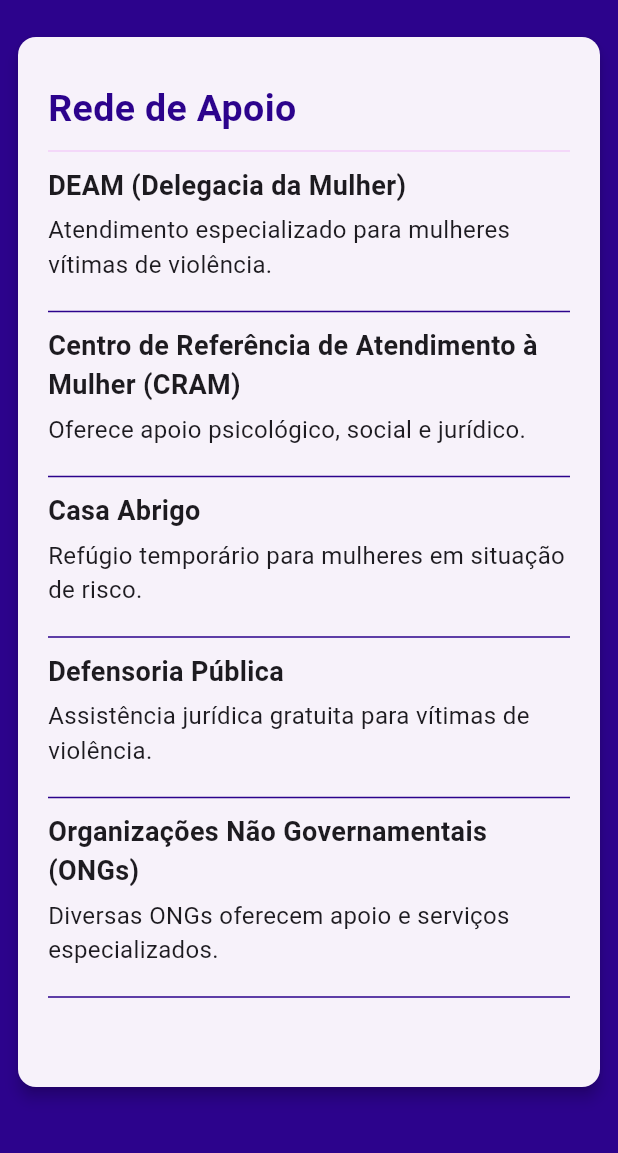
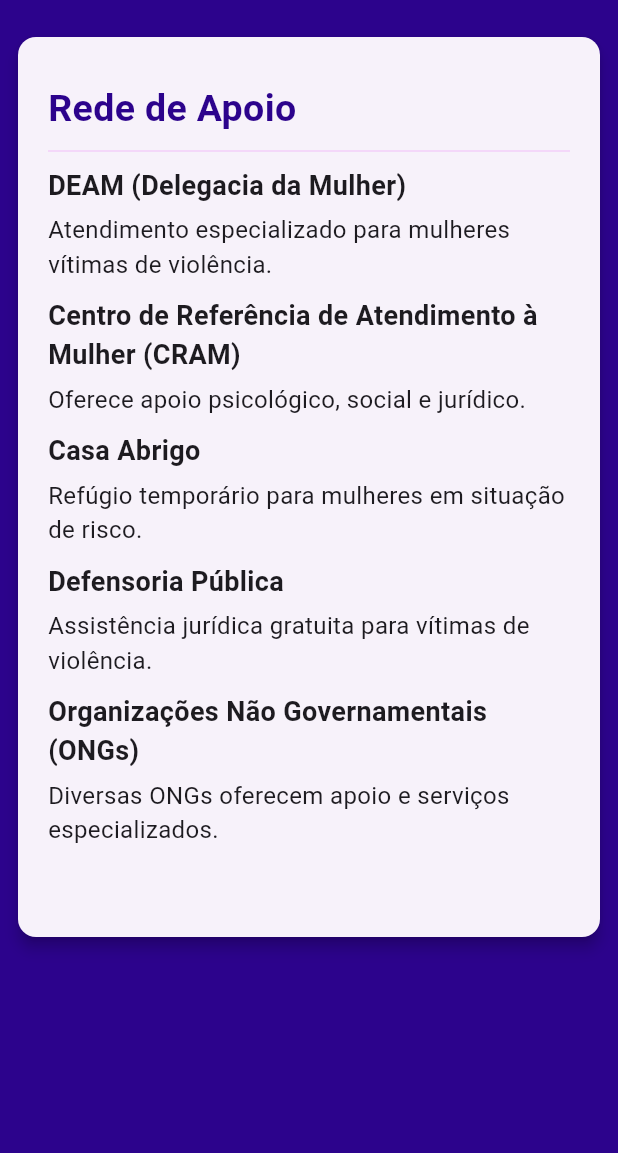
Before and after one commit to semellicodes/segura-app-flutter, a Flutter app: the ApoioScreen screen opened directly, on a phone screen of 412 x 824 dp, the part 83-1236 px from its top. Run offline on Flutter 3.47's test engine with Material 3 defaults, Android fonts, the phone set to English and light mode, and no system bars.

Commit message:
refatorando o apoio.dart

```diff
--- a/lib/screens/apoio.dart
+++ b/lib/screens/apoio.dart
@@ -59,7 +59,6 @@ class ApoioScreen extends StatelessWidget {
                             descricao: item.value,
                           );
                         }),
-
                         SizedBox(height: 20),
                       ],
                     ),
--- a/lib/widgets/item_apoio.dart
+++ b/lib/widgets/item_apoio.dart
@@ -1,5 +1,4 @@
 import 'package:flutter/material.dart';
-import 'package:segura_app/theme/app_colors.dart';
 
 class ItemApoio extends StatelessWidget {
   final String titulo;
@@ -20,7 +19,6 @@ class ItemApoio extends StatelessWidget {
 
         Text(descricao, style: const TextStyle(fontSize: 16)),
         const SizedBox(height: 10),
-        Divider(color: AppColors.ajuda, thickness: 1, height: 20),
       ],
     );
   }
```
